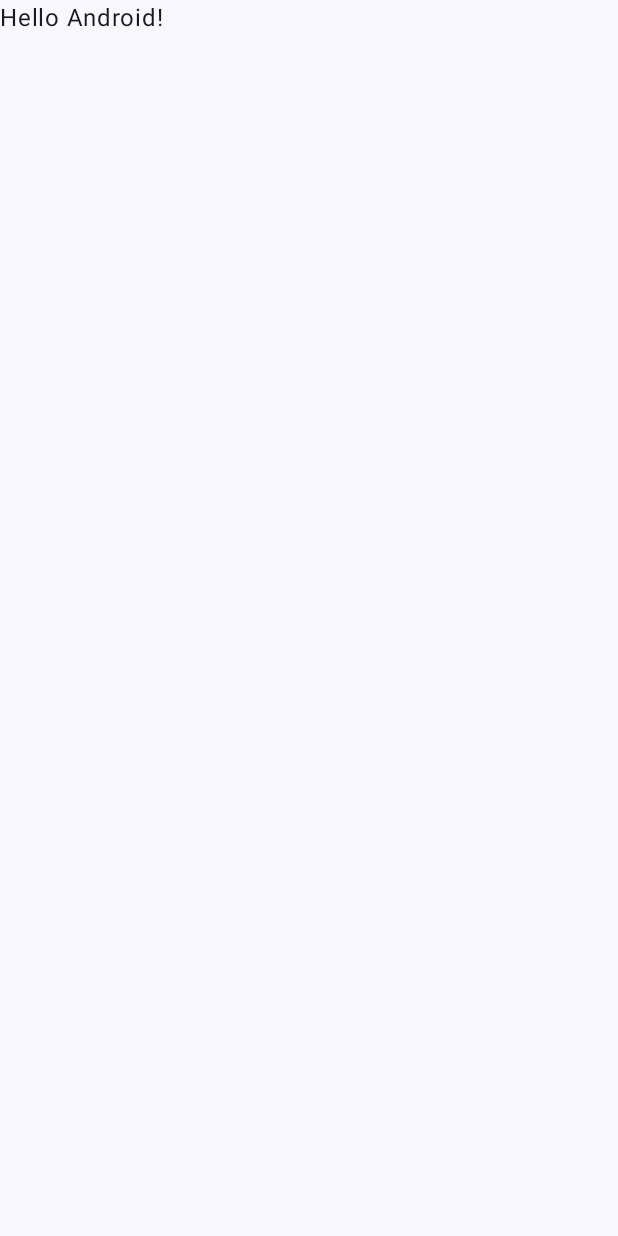
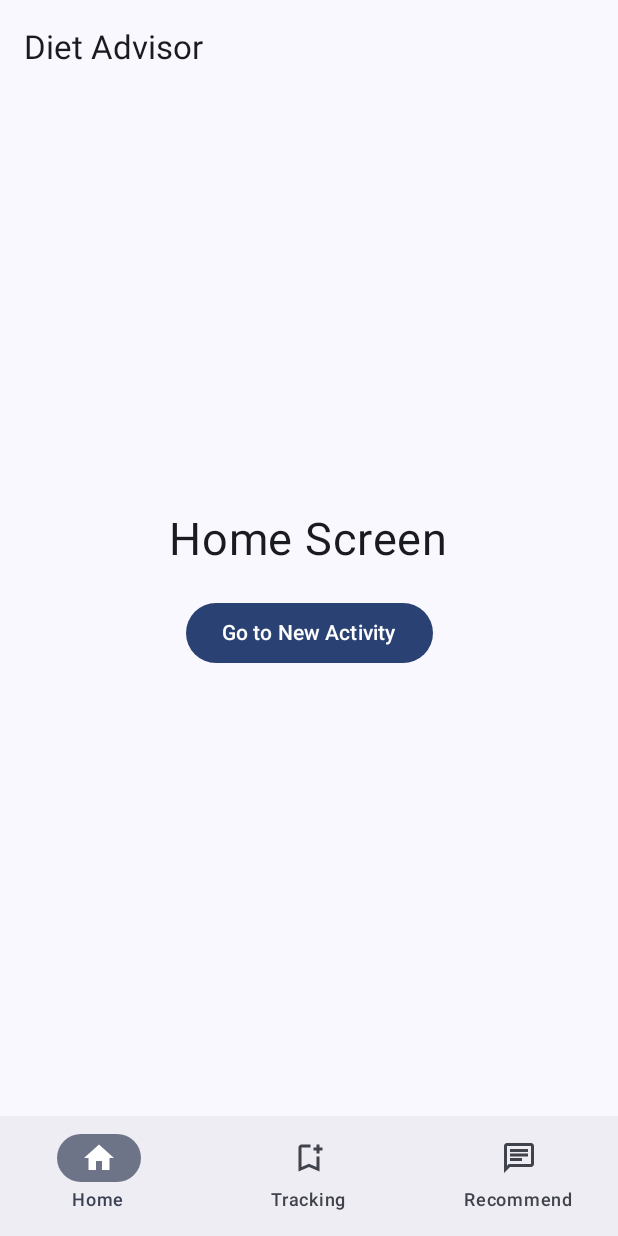
Before and after one commit to BT3X/DietAdvisor, an Android app built with Jetpack Compose: the screen it shows after launch (MainActivity), on a phone screen of 412 x 824 dp. Before the commit the screen is almost empty. Run offline under Robolectric (Android 15) with nearby library versions, the phone set to English and light mode, and no system bars.

Commit message:
Added basic navigation functionality for main activity

```diff
--- a/app/src/main/AndroidManifest.xml
+++ b/app/src/main/AndroidManifest.xml
@@ -23,6 +23,11 @@
                 <category android:name="android.intent.category.LAUNCHER" />
             </intent-filter>
         </activity>
+
+        <activity
+            android:name=".activities.ImageConfirmationActivity">
+
+        </activity>
     </application>
 
 </manifest>
--- a/app/src/main/java/com/kkt/dietadvisor/MainActivity.kt
+++ b/app/src/main/java/com/kkt/dietadvisor/MainActivity.kt
@@ -6,42 +6,145 @@ import androidx.activity.compose.setContent
 import androidx.activity.enableEdgeToEdge
 import androidx.compose.foundation.layout.fillMaxSize
 import androidx.compose.foundation.layout.padding
+import androidx.compose.material.icons.Icons
+import androidx.compose.material.icons.automirrored.filled.Chat
+import androidx.compose.material.icons.automirrored.outlined.Chat
+import androidx.compose.material.icons.filled.BookmarkAdd
+import androidx.compose.material.icons.filled.Home
+import androidx.compose.material.icons.outlined.BookmarkAdd
+import androidx.compose.material.icons.outlined.Home
+import androidx.compose.material3.Badge
+import androidx.compose.material3.BadgedBox
+import androidx.compose.material3.ExperimentalMaterial3Api
+import androidx.compose.material3.Icon
+import androidx.compose.material3.NavigationBar
+import androidx.compose.material3.NavigationBarItem
 import androidx.compose.material3.Scaffold
 import androidx.compose.material3.Text
-import androidx.compose.runtime.Composable
+import androidx.compose.material3.TopAppBar
+import androidx.compose.runtime.getValue
+import androidx.compose.runtime.mutableIntStateOf
+import androidx.compose.runtime.saveable.rememberSaveable
+import androidx.compose.runtime.setValue
 import androidx.compose.ui.Modifier
-import androidx.compose.ui.tooling.preview.Preview
+import androidx.compose.ui.res.stringResource
+import androidx.navigation.compose.NavHost
+import androidx.navigation.compose.composable
+import androidx.navigation.compose.rememberNavController
+import com.kkt.dietadvisor.models.BottomNavigationItem
+import com.kkt.dietadvisor.models.NavBarScreen
+import com.kkt.dietadvisor.screens.HomeScreen
+import com.kkt.dietadvisor.screens.RecommendationScreen
+import com.kkt.dietadvisor.screens.TrackingScreen
 import com.kkt.dietadvisor.ui.theme.DietAdvisorTheme
 
+@OptIn(ExperimentalMaterial3Api::class)
 class MainActivity : ComponentActivity() {
     override fun onCreate(savedInstanceState: Bundle?) {
         super.onCreate(savedInstanceState)
         enableEdgeToEdge()
         setContent {
             DietAdvisorTheme {
-                Scaffold(modifier = Modifier.fillMaxSize()) { innerPadding ->
-                    Greeting(
-                        name = "Android",
-                        modifier = Modifier.padding(innerPadding)
-                    )
+                // Init Navbar items
+                val navItems = listOf(
+                    BottomNavigationItem(
+                        title = stringResource(id = R.string.navbar_home),
+                        destinationScreen = NavBarScreen.HomeScreen,
+                        selectedIcon = Icons.Filled.Home,
+                        unselectedIcon = Icons.Outlined.Home,
+                        hasNews = false,
+                    ),
+                    BottomNavigationItem(
+                        title = stringResource(id = R.string.navbar_Tracking),
+                        destinationScreen = NavBarScreen.TrackingScreen,
+                        selectedIcon = Icons.Filled.BookmarkAdd,
+                        unselectedIcon = Icons.Outlined.BookmarkAdd,
+                        hasNews = false,
+                    ),
+                    BottomNavigationItem(
+                        title = stringResource(id = R.string.navbar_Recommend),
+                        destinationScreen = NavBarScreen.RecommendationScreen,
+                        selectedIcon = Icons.AutoMirrored.Filled.Chat,
+                        unselectedIcon = Icons.AutoMirrored.Outlined.Chat,
+                        hasNews = false,
+                    ),
+                )
+
+                var selectedItemIndex by rememberSaveable {
+                    mutableIntStateOf(0) // Select home tab on start
+                }
+
+                // Instantiate Nav Controller (TODO: Encapsulate with NavHost into a class)
+                val navController = rememberNavController()
+
+                // TODO: Move NavBar & NavHost init code into a Factory Class
+                Scaffold(
+                    modifier = Modifier.fillMaxSize(),
+                    topBar = {
+                        TopAppBar(
+                            title = {
+                                Text(
+                                    text = stringResource(id = R.string.app_name)
+                                )
+                            }
+                        )
+                    },
+                    bottomBar = {
+                        NavigationBar {
+                            navItems.forEachIndexed { index, item ->
+                                NavigationBarItem(
+                                    selected = selectedItemIndex == index,
+                                    onClick = {
+                                        selectedItemIndex = index
+                                        navController.navigate(item.destinationScreen)
+                                    },
+                                    label = {
+                                        Text(text = item.title)
+                                    },
+                                    icon = {
+                                        BadgedBox(
+                                            badge = {
+                                                if (item.badgeCount != null) {
+                                                    Badge {
+                                                        Text(text = item.badgeCount.toString())
+                                                    }
+                                                } else if (item.hasNews) {
+                                                    Badge() // Empty badge
+                                                }
+                                            }
+                                        ) {
+                                            Icon(
+                                                imageVector = if (index == selectedItemIndex) {
+                                                    item.selectedIcon
+                                                } else item.unselectedIcon,
+                                                contentDescription = item.title
+                                            )
+                                        }
+                                    }
+                                )
+                            }
+                        }
+                    }
+                ) { innerPadding ->
+                    // Init NavHost
+                    NavHost(
+                        navController = navController,
+                        startDestination = NavBarScreen.HomeScreen,
+                        modifier = Modifier
+                            .padding(innerPadding)
+                    ) {
+                        composable<NavBarScreen.HomeScreen> {
+                            HomeScreen()
+                        }
+                        composable<NavBarScreen.TrackingScreen> {
+                            TrackingScreen()
+                        }
+                        composable<NavBarScreen.RecommendationScreen> {
+                            RecommendationScreen()
+                        }
+                    }
                 }
             }
         }
     }
 }
-
-@Composable
-fun Greeting(name: String, modifier: Modifier = Modifier) {
-    Text(
-        text = "Hello $name!",
-        modifier = modifier
-    )
-}
-
-@Preview(showBackground = true)
-@Composable
-fun GreetingPreview() {
-    DietAdvisorTheme {
-        Greeting("Android")
-    }
-}
--- /dev/null
+++ b/app/src/main/java/com/kkt/dietadvisor/models/BottomNavigationItem.kt
@@ -0,0 +1,12 @@
+package com.kkt.dietadvisor.models
+
+import androidx.compose.ui.graphics.vector.ImageVector
+
+data class BottomNavigationItem(
+    val title: String,
+    val destinationScreen: NavBarScreen,
+    val selectedIcon: ImageVector,
+    val unselectedIcon: ImageVector,
+    val hasNews: Boolean,
+    val badgeCount: Int? = null
+)
--- /dev/null
+++ b/app/src/main/java/com/kkt/dietadvisor/models/NavBarScreen.kt
@@ -0,0 +1,14 @@
+package com.kkt.dietadvisor.models
+
+import kotlinx.serialization.Serializable
+
+sealed class NavBarScreen {
+    @Serializable
+    data object HomeScreen : NavBarScreen()
+
+    @Serializable
+    data object TrackingScreen : NavBarScreen()
+
+    @Serializable
+    data object RecommendationScreen : NavBarScreen()
+}
--- /dev/null
+++ b/app/src/main/java/com/kkt/dietadvisor/screens/HomeScreen.kt
@@ -0,0 +1,56 @@
+package com.kkt.dietadvisor.screens
+
+import android.content.Context
+import android.content.Intent
+import android.media.Image
+import androidx.compose.foundation.layout.Arrangement
+import androidx.compose.foundation.layout.Column
+import androidx.compose.foundation.layout.fillMaxSize
+import androidx.compose.foundation.layout.padding
+import androidx.compose.material3.Button
+import androidx.compose.material3.ButtonDefaults
+import androidx.compose.material3.Text
+import androidx.compose.runtime.Composable
+import androidx.compose.ui.Alignment
+import androidx.compose.ui.Modifier
+import androidx.compose.ui.platform.LocalContext
+import androidx.compose.ui.tooling.preview.Preview
+import androidx.compose.ui.unit.dp
+import androidx.compose.ui.unit.sp
+import com.kkt.dietadvisor.activities.ImageConfirmationActivity
+import com.kkt.dietadvisor.ui.theme.DietAdvisorTheme
+
+@Composable
+fun HomeScreen() {
+    val context = LocalContext.current
+
+    Column(
+        verticalArrangement = Arrangement.Center,
+        horizontalAlignment = Alignment.CenterHorizontally,
+        modifier = Modifier
+            .fillMaxSize()
+    ) {
+        Text(
+            text = "Home Screen",
+            fontSize = 30.sp
+        )
+
+        Button(
+            modifier = Modifier
+                .padding(vertical = 20.dp),
+            onClick = {
+                context.startActivity(Intent(context, ImageConfirmationActivity::class.java))
+            }
+        ) {
+            Text(text = "Go to New Activity")
+        }
+    }
+}
+
+@Preview(showBackground = true)
+@Composable
+fun HomeScreenPreview() {
+    DietAdvisorTheme {
+        HomeScreen()
+    }
+}
--- a/app/src/main/res/values/strings.xml
+++ b/app/src/main/res/values/strings.xml
@@ -1,3 +1,7 @@
 <resources>
-    <string name="app_name">DietAdvisor</string>
+    <string name="app_name">Diet Advisor</string>
+    <string name="navbar_home">Home</string>
+    <string name="navbar_Tracking">Tracking</string>
+    <string name="navbar_Recommend">Recommend</string>
+    <string name="confirmation_Recognize_Food_Items">Recognize Food Items</string>
 </resources>
```
Also changed, not shown: app/build.gradle.kts (+10 -0 lines), app/src/main/java/com/kkt/dietadvisor/activities/ImageConfirmationActivity.kt (added, +30 -0 lines), app/src/main/java/com/kkt/dietadvisor/models/DetectedFoodItem.kt (added, +9 -0 lines), app/src/main/java/com/kkt/dietadvisor/screens/ImageConfirmationScreen.kt (added, +104 -0 lines), app/src/main/java/com/kkt/dietadvisor/screens/RecommendationScreen.kt (added, +35 -0 lines), app/src/main/java/com/kkt/dietadvisor/screens/TrackingScreen.kt (added, +35 -0 lines), app/src/main/java/com/kkt/dietadvisor/views/DetectedFoodListItem.kt (added, +99 -0 lines), gradle/libs.versions.toml (+17 -7 lines), app/src/main/res/drawable/img_confirm_static.png (added), gradle/wrapper/gradle-wrapper.properties, 1 other file.
